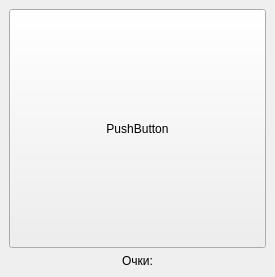
The window that clickerwindow.ui (TETROGAME/FAMClickerS) describes before a commit, drawn with Qt 5.
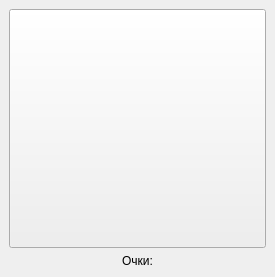
The same window after the commit.

Commit message: Add simple ui for UpgradeWindow. ClickerGame made into QObject

```diff
--- a/clickerwindow.ui
+++ b/clickerwindow.ui
@@ -24,7 +24,7 @@
        </sizepolicy>
       </property>
       <property name="text">
-       <string>PushButton</string>
+       <string/>
       </property>
      </widget>
     </item>
```
The commit also changes 4 other files.
